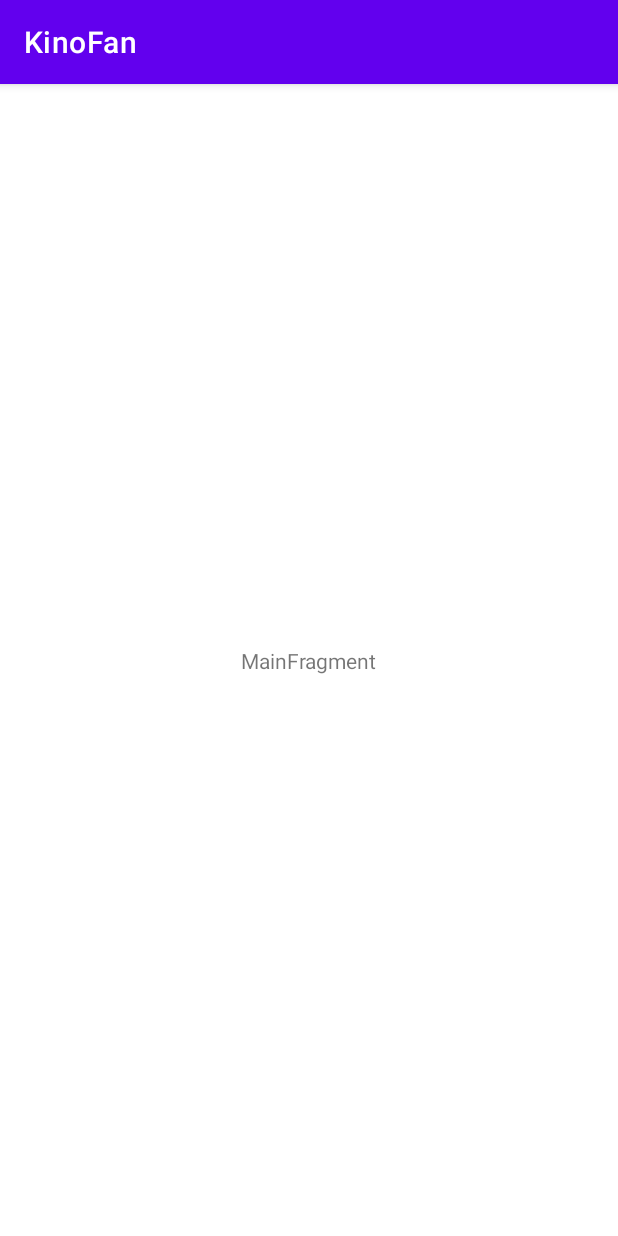
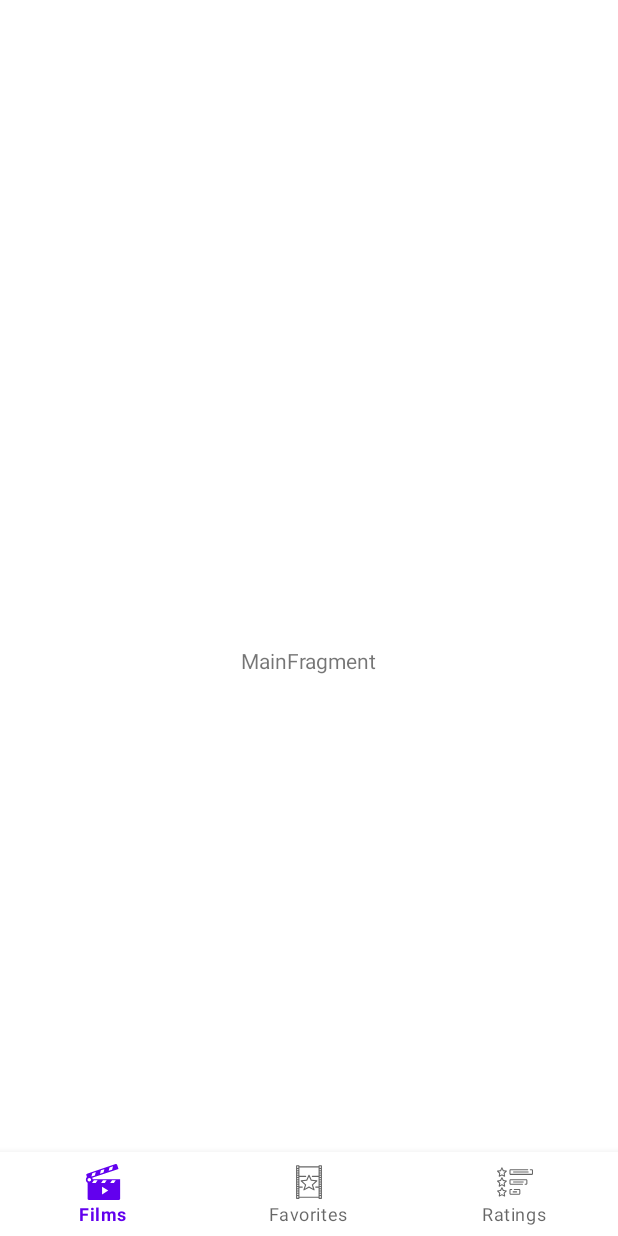
Before and after one commit to ArkHak/KinoFan, an Android app: the screen it shows after launch (MainActivity), on a phone screen of 412 x 824 dp. Run offline under Robolectric (Android 15) with nearby library versions, the phone set to English and light mode, and no system bars.

Commit message:
ver 0.003 +добавлены навигационные кнопки +добавлены иконки

```diff
--- /dev/null
+++ b/app/src/main/res/drawable/ic_favorites_films_btn_nav_24dp.xml
@@ -0,0 +1,5 @@
+<vector android:height="24dp" android:viewportHeight="512"
+    android:viewportWidth="512" android:width="24dp" xmlns:android="http://schemas.android.com/apk/res/android">
+    <path android:fillColor="#FF000000" android:pathData="m136.38,237.563a8,8 0,0 0,2.352 8.458l60,52.5 -22.322,66.949a8,8 0,0 0,11.475 9.523l68.115,-37.841 68.115,37.841a8,8 0,0 0,11.475 -9.523l-22.319,-66.953 60,-52.5a8,8 0,0 0,-4.471 -13.977l-75.378,-7.54 -30.111,-67.751a8,8 0,0 0,-14.622 0l-30.111,67.751 -75.378,7.54a8,8 0,0 0,-6.82 5.523zM224.796,239.963a8,8 0,0 0,6.515 -4.711l24.689,-55.552 24.689,55.551a8,8 0,0 0,6.515 4.711l61.648,6.165 -50.12,43.854a8,8 0,0 0,-2.322 8.551l17.5,52.489 -54.022,-30.012a8,8 0,0 0,-7.77 0l-54.022,30.012 17.5,-52.489a8,8 0,0 0,-2.322 -8.551l-50.12,-43.854z"/>
+    <path android:fillColor="#FF000000" android:pathData="m72,24v464a8,8 0,0 0,8 8h32a8,8 0,0 0,8 -8v-8h272v8a8,8 0,0 0,8 8h32a8,8 0,0 0,8 -8v-464a8,8 0,0 0,-8 -8h-32a8,8 0,0 0,-8 8v8h-272v-8a8,8 0,0 0,-8 -8h-32a8,8 0,0 0,-8 8zM104,120h-16v-16h16zM104,136v16h-16v-16zM104,168v16h-16v-16zM104,200v16h-16v-16zM104,232v16h-16v-16zM104,264v16h-16v-16zM104,296v16h-16v-16zM104,328v16h-16v-16zM104,360v16h-16v-16zM104,392v16h-16v-16zM104,424v16h-16v-16zM104,88h-16v-16h16zM88,480v-24h16v24zM408,424h16v16h-16zM408,408v-16h16v16zM408,376v-16h16v16zM408,344v-16h16v16zM408,312v-16h16v16zM408,280v-16h16v16zM408,248v-16h16v16zM408,216v-16h16v16zM408,184v-16h16v16zM408,152v-16h16v16zM408,120v-16h16v16zM408,88v-16h16v16zM408,480v-24h16v24zM424,32v24h-16v-24zM392,48v120h-88a8,8 0,0 0,0 16h88v136h-40a8,8 0,0 0,0 16h40v128h-272v-128h40a8,8 0,0 0,0 -16h-40v-136h88a8,8 0,0 0,0 -16h-88v-120zM104,32v24h-16v-24z"/>
+</vector>
--- /dev/null
+++ b/app/src/main/res/drawable/ic_films_btn_nav_24dp.xml
@@ -0,0 +1,4 @@
+<vector android:height="24dp" android:viewportHeight="277.446"
+    android:viewportWidth="277.446" android:width="24dp" xmlns:android="http://schemas.android.com/apk/res/android">
+    <path android:fillColor="#FF000000" android:pathData="M59.488,117.299c-0.504,-4.237 -2.007,-8.171 -4.273,-11.556l202.992,-67.776L247.552,6.051c-1.549,-4.638 -6.566,-7.141 -11.201,-5.594L15.54,74.182c-4.635,1.547 -7.143,6.563 -5.594,11.201l5.225,15.647c-5.216,4.843 -8.488,11.752 -8.488,19.415c0,9.924 5.486,18.586 13.582,23.127v125.02c0,4.891 3.967,8.853 8.854,8.853h232.793c4.885,0 8.852,-3.963 8.852,-8.853V117.299H59.488zM188.869,26.724l26.875,-8.973l-6.467,26.14l-26.875,8.973L188.869,26.724zM122.47,48.893l26.877,-8.973l-6.467,26.139l-26.875,8.974L122.47,48.893zM33.181,133.946c-7.442,0 -13.498,-6.056 -13.498,-13.5c0,-7.444 6.056,-13.5 13.498,-13.5c7.444,0 13.5,6.056 13.5,13.5C46.681,127.89 40.625,133.946 33.181,133.946zM56.074,71.062l26.877,-8.973l-6.467,26.14l-26.877,8.974L56.074,71.062zM82.476,147.192H54.142l14.412,-22.746h28.334L82.476,147.192zM138.554,124.446h28.334l-14.412,22.746h-28.334L138.554,124.446zM131.599,234.372v-60l47.783,30L131.599,234.372zM222.476,147.192h-28.334l14.412,-22.746h28.334L222.476,147.192z"/>
+</vector>
--- /dev/null
+++ b/app/src/main/res/drawable/ic_ratings_btn_nav_24dp.xml
@@ -0,0 +1,12 @@
+<vector android:height="24dp" android:viewportHeight="512.182"
+    android:viewportWidth="512.182" android:width="24dp" xmlns:android="http://schemas.android.com/apk/res/android">
+    <path android:fillColor="#FF000000" android:pathData="m133.973,93.544 l-39.431,-5.73 -17.634,-35.73c-2.491,-5.491 -10.96,-5.49 -13.451,0l-17.634,35.73 -39.431,5.73c-5.992,0.672 -8.608,8.727 -4.156,12.793l28.532,27.812 -6.736,39.272c-1.212,5.906 5.64,10.884 10.882,7.906l35.268,-18.542 35.268,18.542c5.233,2.978 12.097,-2 10.882,-7.906l-6.735,-39.272 28.532,-27.812c4.453,-4.066 1.836,-12.12 -4.156,-12.793zM96.304,126.16c-1.768,1.724 -2.574,4.206 -2.157,6.639l4.833,28.181 -25.307,-13.306c-2.186,-1.148 -4.795,-1.148 -6.98,0l-25.307,13.306 4.833,-28.181c0.417,-2.433 -0.389,-4.915 -2.157,-6.639l-20.474,-19.957 28.294,-4.111c2.443,-0.354 4.555,-1.889 5.647,-4.103l12.653,-25.64 12.654,25.64c1.093,2.214 3.204,3.748 5.647,4.103l28.294,4.111z"/>
+    <path android:fillColor="#FF000000" android:pathData="m133.973,234.544 l-39.431,-5.73 -17.634,-35.73c-2.491,-5.491 -10.96,-5.49 -13.451,0l-17.634,35.73 -39.431,5.73c-5.992,0.672 -8.608,8.727 -4.156,12.793l28.532,27.812 -6.736,39.272c-1.212,5.906 5.64,10.884 10.882,7.906l35.268,-18.542 35.268,18.542c5.233,2.978 12.097,-2 10.882,-7.906l-6.735,-39.272 28.532,-27.812c4.453,-4.066 1.836,-12.12 -4.156,-12.793zM96.304,267.16c-1.768,1.724 -2.574,4.206 -2.157,6.639l4.833,28.181 -25.307,-13.306c-2.186,-1.148 -4.795,-1.148 -6.98,0l-25.307,13.306 4.833,-28.181c0.417,-2.433 -0.389,-4.915 -2.157,-6.639l-20.474,-19.957 28.294,-4.111c2.443,-0.354 4.555,-1.889 5.647,-4.103l12.653,-25.64 12.654,25.64c1.093,2.214 3.204,3.748 5.647,4.103l28.294,4.111z"/>
+    <path android:fillColor="#FF000000" android:pathData="m133.973,375.544 l-39.431,-5.73 -17.634,-35.73c-2.491,-5.491 -10.96,-5.49 -13.451,0l-17.634,35.73 -39.431,5.73c-5.992,0.672 -8.608,8.727 -4.156,12.793l28.532,27.812 -6.736,39.272c-1.212,5.906 5.64,10.884 10.882,7.906l35.268,-18.542 35.268,18.542c5.233,2.978 12.098,-2 10.882,-7.906l-6.735,-39.272 28.532,-27.812c4.453,-4.066 1.836,-12.12 -4.156,-12.793zM96.304,408.16c-1.768,1.724 -2.574,4.206 -2.157,6.639l4.833,28.181 -25.307,-13.306c-2.186,-1.148 -4.795,-1.148 -6.98,0l-25.307,13.306 4.833,-28.181c0.417,-2.433 -0.389,-4.915 -2.157,-6.639l-20.474,-19.957 28.294,-4.111c2.443,-0.354 4.555,-1.889 5.647,-4.103l12.653,-25.64 12.654,25.64c1.093,2.214 3.204,3.748 5.647,4.103l28.294,4.111z"/>
+    <path android:fillColor="#FF000000" android:pathData="m494.682,74.342h-21.606c-4.142,0 -7.5,3.357 -7.5,7.5s3.358,7.5 7.5,7.5h21.606c1.378,0 2.5,1.121 2.5,2.5v46c0,1.379 -1.122,2.5 -2.5,2.5h-300c-1.378,0 -2.5,-1.121 -2.5,-2.5v-46c0,-1.379 1.122,-2.5 2.5,-2.5h243.394c4.142,0 7.5,-3.357 7.5,-7.5s-3.358,-7.5 -7.5,-7.5h-243.394c-9.649,0 -17.5,7.851 -17.5,17.5v46c0,9.649 7.851,17.5 17.5,17.5h300c9.649,0 17.5,-7.851 17.5,-17.5v-46c0,-9.649 -7.85,-17.5 -17.5,-17.5z"/>
+    <path android:fillColor="#FF000000" android:pathData="m234.576,107.342c-4.142,0 -7.5,3.357 -7.5,7.5s3.358,7.5 7.5,7.5h210c4.142,0 7.5,-3.357 7.5,-7.5s-3.358,-7.5 -7.5,-7.5z"/>
+    <path android:fillColor="#FF000000" android:pathData="m414.682,215.342h-220c-9.649,0 -17.5,7.851 -17.5,17.5v46c0,9.649 7.851,17.5 17.5,17.5h169.394c4.142,0 7.5,-3.357 7.5,-7.5s-3.358,-7.5 -7.5,-7.5h-169.394c-1.378,0 -2.5,-1.121 -2.5,-2.5v-46c0,-1.379 1.122,-2.5 2.5,-2.5h220c1.378,0 2.5,1.121 2.5,2.5v46c0,1.379 -1.122,2.5 -2.5,2.5h-15.606c-4.142,0 -7.5,3.357 -7.5,7.5s3.358,7.5 7.5,7.5h15.606c9.649,0 17.5,-7.851 17.5,-17.5v-46c0,-9.649 -7.85,-17.5 -17.5,-17.5z"/>
+    <path android:fillColor="#FF000000" android:pathData="m374.576,248.342h-140c-4.142,0 -7.5,3.357 -7.5,7.5s3.358,7.5 7.5,7.5h140c4.142,0 7.5,-3.357 7.5,-7.5s-3.358,-7.5 -7.5,-7.5z"/>
+    <path android:fillColor="#FF000000" android:pathData="m314.682,356.342h-69.606c-4.142,0 -7.5,3.357 -7.5,7.5s3.358,7.5 7.5,7.5h69.606c1.378,0 2.5,1.121 2.5,2.5v46c0,1.379 -1.122,2.5 -2.5,2.5h-120c-1.378,0 -2.5,-1.121 -2.5,-2.5v-46c0,-1.379 1.122,-2.5 2.5,-2.5h15.394c4.142,0 7.5,-3.357 7.5,-7.5s-3.358,-7.5 -7.5,-7.5h-15.394c-9.649,0 -17.5,7.851 -17.5,17.5v46c0,9.649 7.851,17.5 17.5,17.5h120c9.649,0 17.5,-7.851 17.5,-17.5v-46c0,-9.649 -7.85,-17.5 -17.5,-17.5z"/>
+    <path android:fillColor="#FF000000" android:pathData="m279.682,404.342c4.142,0 7.5,-3.357 7.5,-7.5s-3.358,-7.5 -7.5,-7.5h-50c-4.142,0 -7.5,3.357 -7.5,7.5s3.358,7.5 7.5,7.5z"/>
+</vector>
--- a/app/src/main/res/layout/main_activity.xml
+++ b/app/src/main/res/layout/main_activity.xml
@@ -1,7 +1,28 @@
 <?xml version="1.0" encoding="utf-8"?>
-<FrameLayout xmlns:android="http://schemas.android.com/apk/res/android"
-    xmlns:tools="http://schemas.android.com/tools"
-    android:id="@+id/container"
+<androidx.constraintlayout.widget.ConstraintLayout xmlns:android="http://schemas.android.com/apk/res/android"
+    xmlns:app="http://schemas.android.com/apk/res-auto"
+    android:id="@+id/main"
     android:layout_width="match_parent"
     android:layout_height="match_parent"
-    tools:context=".MainActivity" />
+    android:paddingTop="?attr/actionBarSize">
+
+    <FrameLayout
+        xmlns:tools="http://schemas.android.com/tools"
+        android:id="@+id/container"
+        android:layout_width="match_parent"
+        android:layout_height="match_parent"
+        tools:background="@color/black" />
+
+    <com.google.android.material.bottomnavigation.BottomNavigationView
+        android:id="@+id/nav_view"
+        android:layout_width="0dp"
+        android:layout_height="wrap_content"
+        android:layout_marginStart="0dp"
+        android:layout_marginEnd="0dp"
+        android:background="?android:attr/windowBackground"
+        app:layout_constraintBottom_toBottomOf="parent"
+        app:layout_constraintLeft_toLeftOf="parent"
+        app:layout_constraintRight_toRightOf="parent"
+        app:menu="@menu/menu_btn_nav" />
+
+</androidx.constraintlayout.widget.ConstraintLayout>
--- /dev/null
+++ b/app/src/main/res/menu/menu_btn_nav.xml
@@ -0,0 +1,19 @@
+<?xml version="1.0" encoding="utf-8"?>
+<menu xmlns:android="http://schemas.android.com/apk/res/android">
+
+    <item
+        android:id="@+id/navigation_films"
+        android:icon="@drawable/ic_films_btn_nav_24dp"
+        android:title="@string/films" />
+
+    <item
+        android:id="@+id/navigation_favorites"
+        android:icon="@drawable/ic_favorites_films_btn_nav_24dp"
+        android:title="@string/favorites" />
+
+    <item
+        android:id="@+id/navigation_ratings"
+        android:icon="@drawable/ic_ratings_btn_nav_24dp"
+        android:title="@string/ratings" />
+
+</menu>
--- a/app/src/main/res/mipmap-anydpi-v26/ic_launcher.xml
+++ b/app/src/main/res/mipmap-anydpi-v26/ic_launcher.xml
@@ -1,5 +1,5 @@
 <?xml version="1.0" encoding="utf-8"?>
 <adaptive-icon xmlns:android="http://schemas.android.com/apk/res/android">
-    <background android:drawable="@drawable/ic_launcher_background" />
-    <foreground android:drawable="@drawable/ic_launcher_foreground" />
+    <background android:drawable="@drawable/ic_launcher_background"/>
+    <foreground android:drawable="@mipmap/ic_launcher_foreground"/>
 </adaptive-icon>
--- a/app/src/main/res/values-night/themes.xml
+++ b/app/src/main/res/values-night/themes.xml
@@ -1,6 +1,6 @@
 <resources xmlns:tools="http://schemas.android.com/tools">
     <!-- Base application theme. -->
-    <style name="Theme.KinoFan" parent="Theme.MaterialComponents.DayNight.DarkActionBar">
+    <style name="Theme.KinoFan" parent="Theme.MaterialComponents.DayNight.NoActionBar">
         <!-- Primary brand color. -->
         <item name="colorPrimary">@color/purple_200</item>
         <item name="colorPrimaryVariant">@color/purple_700</item>
--- a/app/src/main/res/values/strings.xml
+++ b/app/src/main/res/values/strings.xml
@@ -1,3 +1,6 @@
 <resources>
     <string name="app_name">KinoFan</string>
+    <string name="films">Films</string>
+    <string name="favorites">Favorites</string>
+    <string name="ratings">Ratings</string>
 </resources>
--- a/app/src/main/res/values/themes.xml
+++ b/app/src/main/res/values/themes.xml
@@ -1,6 +1,6 @@
 <resources xmlns:tools="http://schemas.android.com/tools">
     <!-- Base application theme. -->
-    <style name="Theme.KinoFan" parent="Theme.MaterialComponents.DayNight.DarkActionBar">
+    <style name="Theme.KinoFan" parent="Theme.MaterialComponents.DayNight.NoActionBar">
         <!-- Primary brand color. -->
         <item name="colorPrimary">@color/purple_500</item>
         <item name="colorPrimaryVariant">@color/purple_700</item>
```
Also changed, not shown: app/src/main/res/mipmap-hdpi/ic_launcher.png (added), app/src/main/res/mipmap-xhdpi/ic_launcher_foreground.png (added), app/src/main/res/mipmap-xhdpi/ic_launcher_round.png (added), app/src/main/res/mipmap-xxhdpi/ic_launcher.png (added), app/src/main/res/mipmap-xxhdpi/ic_launcher_foreground.png (added), app/src/main/res/mipmap-xxxhdpi/ic_launcher_foreground.png (added).
